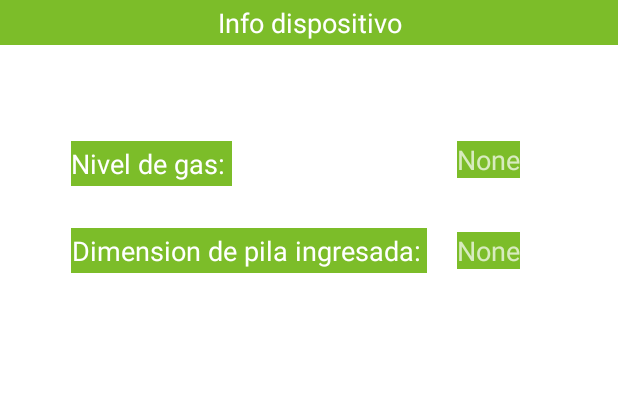
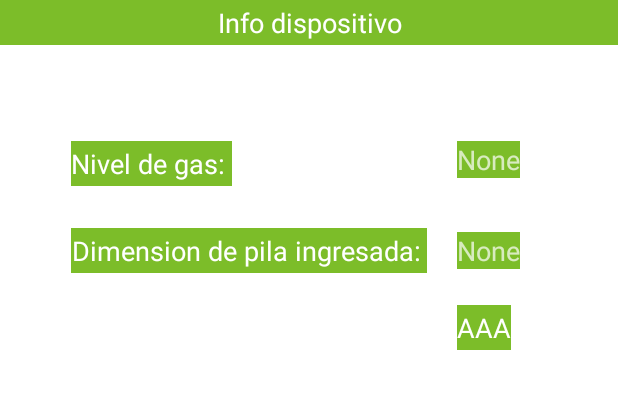
Before and after one commit to John-Testx/Echo-Batt, an Android app: the DeviceInfo screen opened directly, with no data from a screen before it, on a phone screen of 412 x 824 dp, the part 84-493 px from its top. Run offline under Robolectric (Android 15) with nearby library versions, the phone set to English and light mode, and no system bars; our stand-ins replace Firebase (no records; nobody signed in at launch, a user with empty details on screens opened directly).

Commit message:
20_12_23///ArduinoDeviceData

```diff
--- a/app/src/main/res/layout/activity_device_info.xml
+++ b/app/src/main/res/layout/activity_device_info.xml
@@ -86,6 +86,22 @@
             app:layout_constraintStart_toStartOf="@+id/tv_nivelgas"
             app:layout_constraintTop_toBottomOf="@+id/tv_nivelgas" />
 
+        <com.google.android.material.textview.MaterialTextView
+            android:id="@+id/tv_bat_type"
+            style="@style/Widget.MaterialComponents.TextView"
+            android:layout_width="wrap_content"
+            android:layout_height="30dp"
+            android:layout_marginTop="24dp"
+            android:background="@color/my_app_secondary"
+            android:gravity="center"
+            android:text="AAA"
+            android:textAlignment="center"
+            android:textColor="@color/white"
+            android:textSize="18sp"
+            app:layout_constraintEnd_toEndOf="@+id/tv_dimension"
+            app:layout_constraintHorizontal_bias="0.0"
+            app:layout_constraintStart_toStartOf="@+id/tv_dimension"
+            app:layout_constraintTop_toBottomOf="@+id/tv_dimension"/>
 
     </androidx.constraintlayout.widget.ConstraintLayout>
 
```
Also changed, not shown: app/src/main/java/com/example/basicui2/DeviceInfo.java (+19 -3 lines), app/src/main/java/com/example/basicui2/models/ArduinoData.java (+8 -8 lines).
